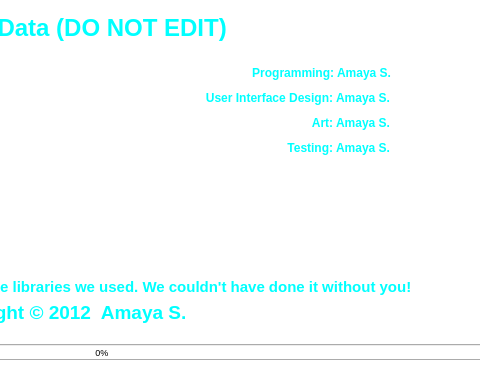
The window that ui/sbmain/soundbenchmain.ui (TheDaemoness/Soundbench) describes before a commit, drawn with Qt 5; both pictures show x 475 to 955 and y 203 to 573 of the 1065 by 573 pixel window.
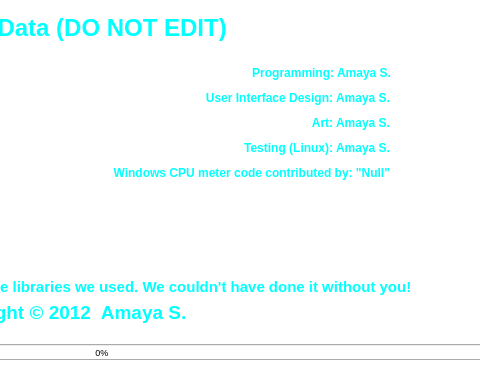
The same window after the commit. The open tabs and pages were chosen to show the change. Icons and pictures are not drawn.

Commit message: Added some new features, including Windows CPU meter support. The CPU meter now works on Windows. Many thanks to "Null" for contributing the code to make this work! Reorganized the waves classes' files. Started work on a "Peak" wave.

```diff
--- a/ui/sbmain/soundbenchmain.ui
+++ b/ui/sbmain/soundbenchmain.ui
@@ -1799,7 +1799,29 @@
        </font>
       </property>
       <property name="text">
-       <string>Testing: Amaya S.</string>
+       <string>Testing (Linux): Amaya S.</string>
+      </property>
+      <property name="alignment">
+       <set>Qt::AlignRight|Qt::AlignTrailing|Qt::AlignVCenter</set>
+      </property>
+     </widget>
+     <widget class="QLabel" name="creditsTesting_2">
+      <property name="geometry">
+       <rect>
+        <x>555</x>
+        <y>290</y>
+        <width>300</width>
+        <height>21</height>
+       </rect>
+      </property>
+      <property name="font">
+       <font>
+        <weight>75</weight>
+        <bold>true</bold>
+       </font>
+      </property>
+      <property name="text">
+       <string>Windows CPU meter code contributed by: &quot;Null&quot;</string>
       </property>
       <property name="alignment">
        <set>Qt::AlignRight|Qt::AlignTrailing|Qt::AlignVCenter</set>
```
The commit also changes 9 other files.
